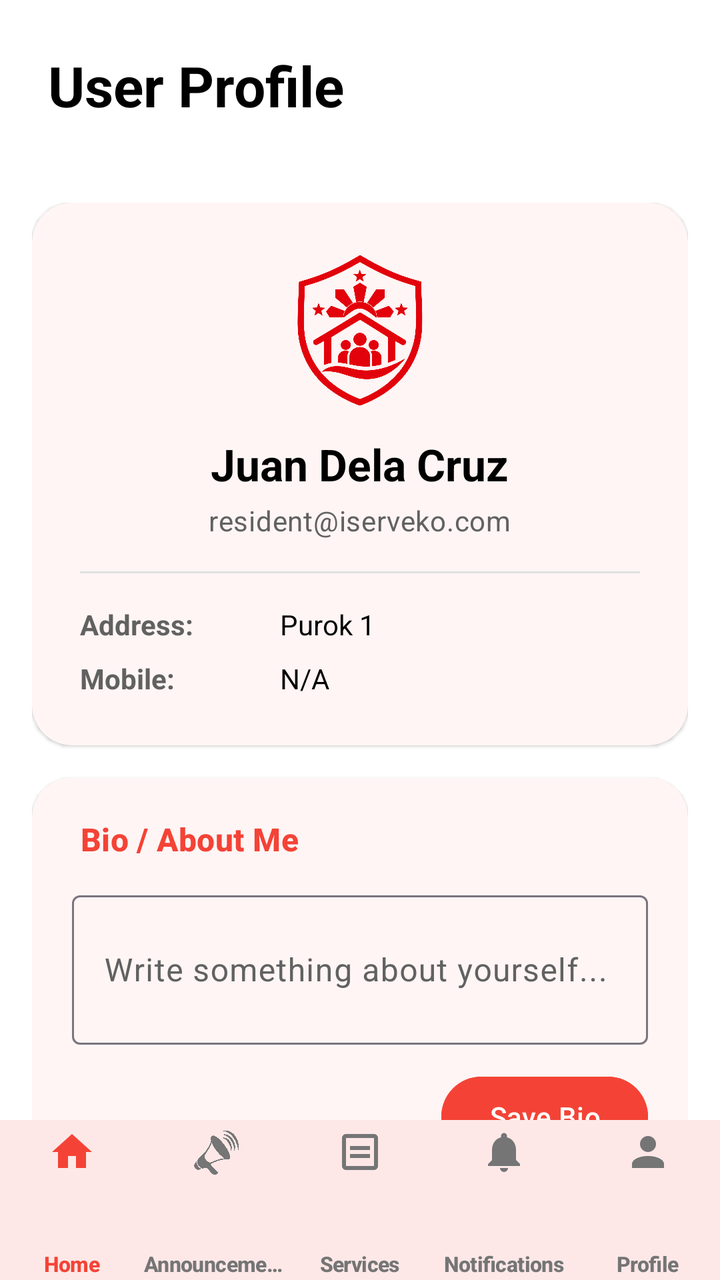
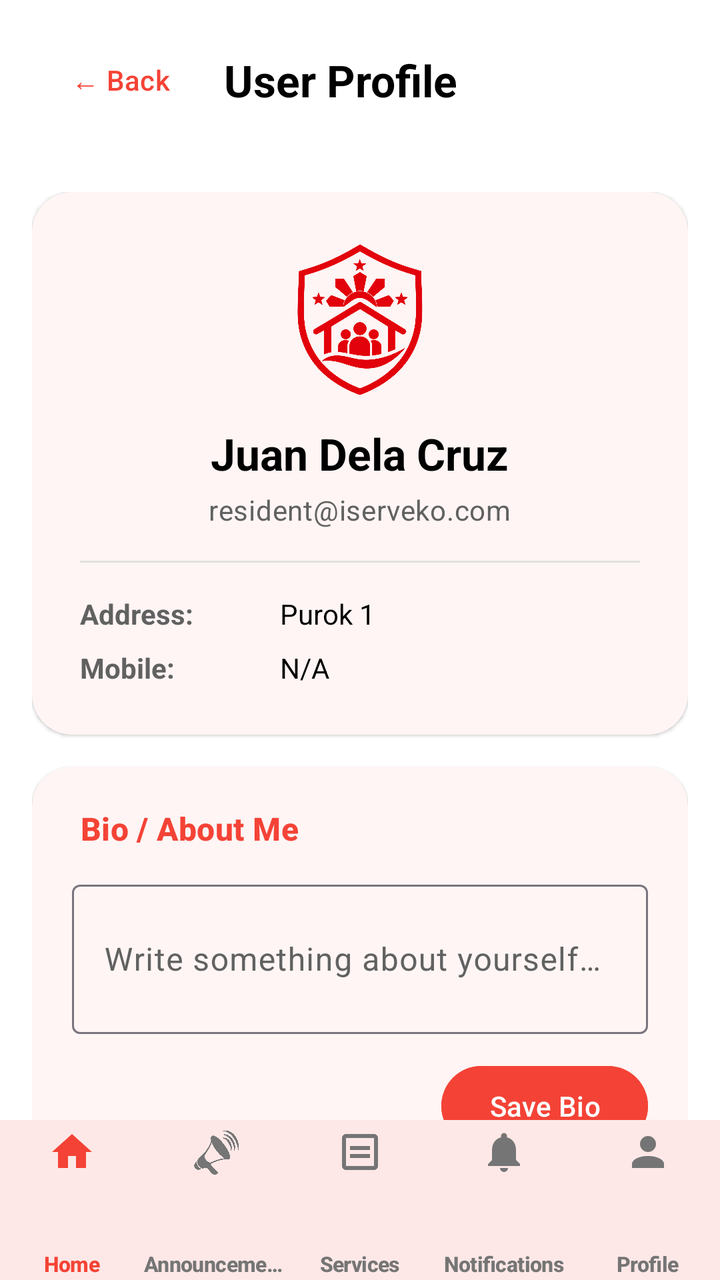

An Android layout rendered at two revisions. The XML below is the earlier revision; the diff shows what the commit changed to produce the second picture.
<!-- AndroidManifest.xml: application theme Theme.IServeKo -->
<!-- res/layout/activity_profile.xml -->
<?xml version="1.0" encoding="utf-8"?>
<androidx.coordinatorlayout.widget.CoordinatorLayout xmlns:android="http://schemas.android.com/apk/res/android"
    xmlns:app="http://schemas.android.com/apk/res-auto"
    xmlns:tools="http://schemas.android.com/tools"
    android:id="@+id/main"
    android:layout_width="match_parent"
    android:layout_height="match_parent"
    android:background="@drawable/designbrg_v2"
    tools:context=".profile">

    <com.google.android.material.appbar.AppBarLayout
        android:layout_width="match_parent"
        android:layout_height="wrap_content"
        android:background="@android:color/transparent"
        app:elevation="0dp"
        app:liftOnScroll="false">

        <RelativeLayout
            android:layout_width="match_parent"
            android:layout_height="wrap_content"
            android:padding="24dp">

            <TextView
                android:layout_width="wrap_content"
                android:layout_height="wrap_content"
                android:text="User Profile"
                android:textAppearance="@style/TextAppearance.Material3.HeadlineMedium"
                android:textColor="@color/onSurface"
                android:textStyle="bold" />
        </RelativeLayout>
    </com.google.android.material.appbar.AppBarLayout>

    <androidx.core.widget.NestedScrollView
        android:layout_width="match_parent"
        android:layout_height="match_parent"
        android:clipToPadding="false"
        android:paddingBottom="90dp"
        app:layout_behavior="@string/appbar_scrolling_view_behavior">

        <LinearLayout
            android:layout_width="match_parent"
            android:layout_height="wrap_content"
            android:orientation="vertical"
            android:padding="16dp">

            
            <com.google.android.material.card.MaterialCardView
                style="?attr/materialCardViewElevatedStyle"
                android:layout_width="match_parent"
                android:layout_height="wrap_content"
                android:layout_marginBottom="16dp"
                app:cardBackgroundColor="@color/white"
                app:cardCornerRadius="20dp"
                app:strokeWidth="0dp">

                <LinearLayout
                    android:layout_width="match_parent"
                    android:layout_height="wrap_content"
                    android:gravity="center"
                    android:orientation="vertical"
                    android:padding="24dp">

                    <ImageView
                        android:layout_width="80dp"
                        android:layout_height="80dp"
                        android:src="@drawable/iserveko_logo"
                        android:contentDescription="Profile Logo" />

                    <TextView
                        android:id="@+id/txtProfileName"
                        android:layout_width="wrap_content"
                        android:layout_height="wrap_content"
                        android:layout_marginTop="12dp"
                        android:text="Juan Dela Cruz"
                        android:textAppearance="@style/TextAppearance.Material3.TitleLarge"
                        android:textColor="@color/onSurface"
                        android:textStyle="bold" />

                    <TextView
                        android:id="@+id/txtProfileEmail"
                        android:layout_width="wrap_content"
                        android:layout_height="wrap_content"
                        android:layout_marginTop="4dp"
                        android:text="resident@iserveko.com"
                        android:textAppearance="@style/TextAppearance.Material3.BodyMedium"
                        android:textColor="@color/onSurfaceVariant" />

                    <View
                        android:layout_width="match_parent"
                        android:layout_height="1dp"
                        android:layout_marginVertical="16dp"
                        android:background="#E0E0E0" />

                    <LinearLayout
                        android:layout_width="match_parent"
                        android:layout_height="wrap_content"
                        android:orientation="horizontal"
                        android:layout_marginBottom="8dp">

                        <TextView
                            android:layout_width="100dp"
                            android:layout_height="wrap_content"
                            android:text="Address:"
                            android:textStyle="bold"
                            android:textColor="@color/onSurfaceVariant" />

                        <TextView
                            android:id="@+id/txtProfileAddress"
                            android:layout_width="0dp"
                            android:layout_height="wrap_content"
                            android:layout_weight="1"
                            android:text="Purok 1"
                            android:textColor="@color/onSurface" />
                    </LinearLayout>

                    <LinearLayout
                        android:layout_width="match_parent"
                        android:layout_height="wrap_content"
                        android:orientation="horizontal">

                        <TextView
                            android:layout_width="100dp"
                            android:layout_height="wrap_content"
                            android:text="Mobile:"
                            android:textStyle="bold"
                            android:textColor="@color/onSurfaceVariant" />

                        <TextView
                            android:id="@+id/txtProfileMobile"
                            android:layout_width="0dp"
                            android:layout_height="wrap_content"
                            android:layout_weight="1"
                            android:text="N/A"
                            android:textColor="@color/onSurface" />
                    </LinearLayout>
                </LinearLayout>
            </com.google.android.material.card.MaterialCardView>

            
            <com.google.android.material.card.MaterialCardView
                style="?attr/materialCardViewElevatedStyle"
                android:layout_width="match_parent"
                android:layout_height="wrap_content"
                android:layout_marginBottom="16dp"
                app:cardBackgroundColor="@color/white"
                app:cardCornerRadius="20dp"
                app:strokeWidth="0dp">

                <LinearLayout
                    android:layout_width="match_parent"
                    android:layout_height="wrap_content"
                    android:orientation="vertical"
                    android:padding="20dp">

                    <TextView
                        android:layout_width="wrap_content"
                        android:layout_height="wrap_content"
                        android:text=" Bio / About Me"
                        android:textAppearance="@style/TextAppearance.Material3.TitleMedium"
                        android:textStyle="bold"
                        android:textColor="#F44336" />

                    <com.google.android.material.textfield.TextInputLayout
                        style="@style/Widget.Material3.TextInputLayout.OutlinedBox"
                        android:layout_width="match_parent"
                        android:layout_height="wrap_content"
                        android:layout_marginTop="12dp"
                        android:hint="Write something about yourself...">

                        <com.google.android.material.textfield.TextInputEditText
                            android:id="@+id/inputBio"
                            android:layout_width="match_parent"
                            android:layout_height="wrap_content"
                            android:inputType="textMultiLine"
                            android:minLines="2" />
                    </com.google.android.material.textfield.TextInputLayout>

                    <com.google.android.material.button.MaterialButton
                        android:id="@+id/btnSaveBio"
                        android:layout_width="wrap_content"
                        android:layout_height="wrap_content"
                        android:layout_gravity="end"
                        android:layout_marginTop="12dp"
                        android:backgroundTint="#F44336"
                        android:text="Save Bio"
                        android:textColor="@color/white" />
                </LinearLayout>
            </com.google.android.material.card.MaterialCardView>

            
            <LinearLayout
                android:layout_width="match_parent"
                android:layout_height="wrap_content"
                android:orientation="vertical">

                <com.google.android.material.button.MaterialButton
                    android:id="@+id/btnChangePassword"
                    style="?attr/materialButtonOutlinedStyle"
                    android:layout_width="match_parent"
                    android:layout_height="wrap_content"
                    android:layout_marginBottom="12dp"
                    android:text="🔑 Change Password"
                    android:textColor="#F44336"
                    app:strokeColor="#F44336" />

                <com.google.android.material.button.MaterialButton
                    android:id="@+id/btnLogOut"
                    android:layout_width="match_parent"
                    android:layout_height="wrap_content"
                    android:layout_marginBottom="24dp"
                    android:backgroundTint="#F44336"
                    android:text=" Log Out"
                    android:textColor="@color/white" />

            </LinearLayout>

        </LinearLayout>
    </androidx.core.widget.NestedScrollView>

    <com.google.android.material.bottomnavigation.BottomNavigationView
        android:id="@+id/bottomNavigation"
        android:layout_width="match_parent"
        android:layout_height="wrap_content"
        android:layout_gravity="bottom"
        android:background="@color/white"
        app:elevation="8dp"
        app:itemIconTint="@color/nav_item_color"
        app:itemPaddingBottom="4dp"
        app:itemPaddingTop="4dp"
        app:itemRippleColor="#33F44336"
        app:itemTextAppearanceActive="@style/BottomNavText"
        app:itemTextAppearanceInactive="@style/BottomNavText"
        app:itemTextColor="@color/nav_item_color"
        app:labelVisibilityMode="labeled"
        app:menu="@menu/bottom_nav_menu" />

</androidx.coordinatorlayout.widget.CoordinatorLayout>
<!-- resources referenced by this layout -->
<resources>
  <color name="onSurface">#FF000000</color>
  <color name="onSurfaceVariant">#616161</color>
  <color name="white">#FFFFFFFF</color>
  <!-- drawable designbrg_v2 (drawable) -->
  <?xml version="1.0" encoding="utf-8"?>
  <shape xmlns:android="http://schemas.android.com/apk/res/android">
       <solid android:color="#FFFFFFFF"/>
  </shape>
  <!-- drawable iserveko_logo: png bitmap (drawable, 601300 bytes) -->
  <style name="BottomNavText" parent="TextAppearance.Material3.LabelSmall">
          <item name="android:textSize">10.5sp</item>
          <item name="android:textStyle">bold</item>
          <item name="android:includeFontPadding">false</item>
          <item name="android:letterSpacing">-0.02</item>
      </style>
  <style name="Theme.IServeKo" parent="Base.Theme.IServeKo" />
  <style name="Base.Theme.IServeKo" parent="Theme.Material3.DayNight.NoActionBar">
          <item name="colorPrimary">@color/primary</item>
          <item name="colorOnPrimary">@color/onPrimary</item>
          <item name="colorPrimaryContainer">@color/primaryContainer</item>
          <item name="colorOnPrimaryContainer">@color/onPrimaryContainer</item>
  
          <item name="colorSecondary">@color/secondary</item>
          <item name="colorOnSecondary">@color/onSecondary</item>
          <item name="colorSecondaryContainer">@color/secondaryContainer</item>
          <item name="colorOnSecondaryContainer">@color/onSecondaryContainer</item>
  
          <item name="android:colorBackground">@color/white</item>
          <item name="colorSurface">@color/surface</item>
          <item name="colorOnSurface">@color/onSurface</item>
          <item name="colorSurfaceVariant">@color/surfaceVariant</item>
          <item name="colorOnSurfaceVariant">@color/onSurfaceVariant</item>
  
          <item name="android:statusBarColor">#F44336</item>
          <item name="android:windowLightStatusBar">false</item>
          <item name="android:navigationBarColor">@color/white</item>
      </style>
  <color name="primary">#F44336</color>
  <color name="onPrimary">#FFFFFFFF</color>
  <color name="primaryContainer">#FFEBEE</color>
  <color name="onPrimaryContainer">#F44336</color>
  <color name="secondary">#F44336</color>
  <color name="onSecondary">#FFFFFFFF</color>
  <color name="secondaryContainer">#FFEBEE</color>
  <color name="onSecondaryContainer">#F44336</color>
  <color name="surface">#FFFFFFFF</color>
  <color name="surfaceVariant">#F5F5F5</color>
</resources>

<!-- the commit's change to res/layout/activity_profile.xml (unified diff, before → after) -->
@@ -18,13 +18,27 @@
         <RelativeLayout
             android:layout_width="match_parent"
             android:layout_height="wrap_content"
-            android:padding="24dp">
+            android:gravity="center_vertical"
+            android:paddingHorizontal="16dp"
+            android:paddingVertical="16dp">
+
+            <com.google.android.material.button.MaterialButton
+                android:id="@+id/btnBack"
+                style="@style/Widget.Material3.Button.TextButton"
+                android:layout_width="wrap_content"
+                android:layout_height="48dp"
+                android:layout_alignParentStart="true"
+                android:text="@string/back_label" />
 
             <TextView
+                android:id="@+id/profileToolbarTitle"
                 android:layout_width="wrap_content"
                 android:layout_height="wrap_content"
-                android:text="User Profile"
-                android:textAppearance="@style/TextAppearance.Material3.HeadlineMedium"
+                android:layout_centerVertical="true"
+                android:layout_marginStart="8dp"
+                android:layout_toEndOf="@id/btnBack"
+                android:text="@string/profile_title"
+                android:textAppearance="@style/TextAppearance.Material3.TitleLarge"
                 android:textColor="@color/onSurface"
                 android:textStyle="bold" />
         </RelativeLayout>
@@ -165,13 +179,14 @@
                         android:layout_width="match_parent"
                         android:layout_height="wrap_content"
                         android:layout_marginTop="12dp"
-                        android:hint="Write something about yourself...">
+                        android:hint="@string/profile_bio_hint">
 
                         <com.google.android.material.textfield.TextInputEditText
                             android:id="@+id/inputBio"
                             android:layout_width="match_parent"
                             android:layout_height="wrap_content"
                             android:inputType="textMultiLine"
+                            android:maxLength="500"
                             android:minLines="2" />
                     </com.google.android.material.textfield.TextInputLayout>
 
@@ -182,7 +197,7 @@
                         android:layout_gravity="end"
                         android:layout_marginTop="12dp"
                         android:backgroundTint="#F44336"
-                        android:text="Save Bio"
+                        android:text="@string/profile_save_bio"
                         android:textColor="@color/white" />
                 </LinearLayout>
             </com.google.android.material.card.MaterialCardView>
<!-- resource entries referenced after the edit -->
@@ -9,6 +9,10 @@
        <solid android:color="#FFFFFFFF"/>
   </shape>
   <!-- drawable iserveko_logo: png bitmap (drawable, 601300 bytes) -->
+  <string name="back_label">← Back</string>
+  <string name="profile_bio_hint">Write something about yourself…</string>
+  <string name="profile_save_bio">Save Bio</string>
+  <string name="profile_title">User Profile</string>
   <style name="BottomNavText" parent="TextAppearance.Material3.LabelSmall">
           <item name="android:textSize">10.5sp</item>
           <item name="android:textStyle">bold</item>
